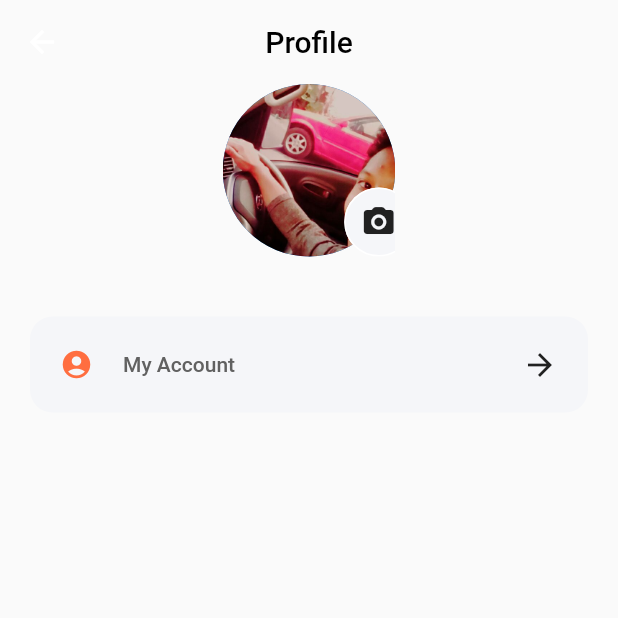
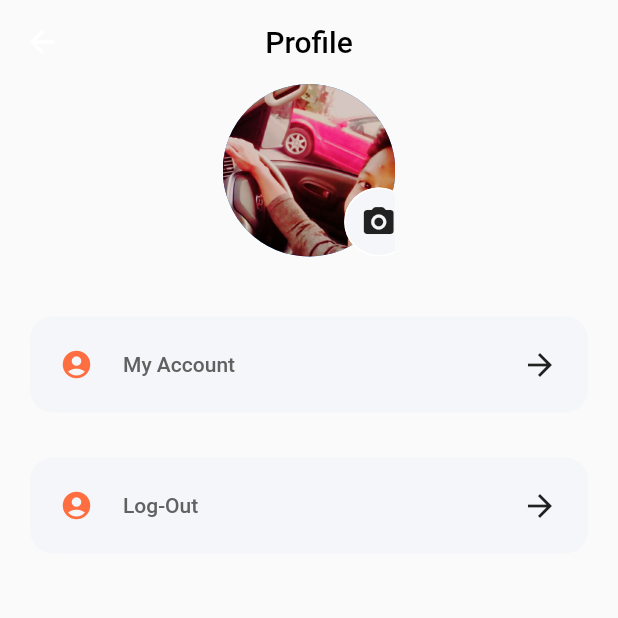
Before and after one commit to kenmasi14/EvaluerApp-Flutter, a Flutter app: the UsersScreen screen opened directly, on a phone screen of 412 x 824 dp, the top half of it. Run offline on Flutter 3.47's test engine with Material 2 defaults, Android fonts, the phone set to English and light mode, and no system bars; our stand-ins replace carousel_pro, cloud_firestore, firebase_auth, firebase_core; accounts and stored records are empty; network calls fail.

Commit message:
Update March 27, 2021

```diff
--- a/lib/api/locating.dart
+++ b/lib/api/locating.dart
@@ -1,10 +1,14 @@
 import 'package:firebase_auth/firebase_auth.dart';
 
-class AuthenticanService {
+class AuthenticationService {
   final FirebaseAuth _firebaseAuth;
 
-  AuthenticanService(this._firebaseAuth);
+  AuthenticationService(this._firebaseAuth);
   Stream<User> get authStateChanges => _firebaseAuth.authStateChanges();
+
+  Future<void> signOut() async{
+    await _firebaseAuth.signOut();
+  }
 
   Future<String> signIn({String email, String password}) async{
     try {
@@ -12,7 +16,7 @@ class AuthenticanService {
       return "Signed In";
 
     } on FirebaseAuthException catch (e) {
-      return 'Error Password';
+      return e.message;
     }
 
   }
@@ -20,7 +24,7 @@ class AuthenticanService {
     try {
       await _firebaseAuth.createUserWithEmailAndPassword(email: email, password: password);
       return "Signed Up";
-    } catch (e) {
+    } on FirebaseAuthException catch (e) {
       return e.message;
     }
 
--- a/lib/pages/profile_page.dart
+++ b/lib/pages/profile_page.dart
@@ -1,4 +1,7 @@
+import 'package:evaluer_app/api/locating.dart';
 import 'package:flutter/material.dart';
+import 'package:provider/provider.dart';
+import 'package:firebase_auth/firebase_auth.dart';
 
 class UsersScreen extends StatelessWidget {
   @override
@@ -36,6 +39,35 @@ class UsersScreen extends StatelessWidget {
                     Expanded(
                       child: Text(
                         'My Account',
+                        style: TextStyle(color: Colors.grey[700]),
+                      ),
+                    ),
+                    Icon(Icons.arrow_forward)
+                  ],
+                )),
+          ),
+          SizedBox(height: 5),
+          Padding(
+            padding: const EdgeInsets.symmetric(horizontal: 20, vertical: 5),
+            child: FlatButton(
+                padding: EdgeInsets.all(20),
+                shape: RoundedRectangleBorder(
+                    borderRadius: BorderRadius.circular(15)),
+                color: Color(0xFFF5F6F9),
+                onPressed: () {
+                  context.read<AuthenticationService>().signOut();
+                },
+                child: Row(
+                  children: <Widget>[
+                    Icon(
+                      Icons.account_circle_rounded,
+                      size: 22,
+                      color: Colors.deepOrangeAccent,
+                    ),
+                    SizedBox(width: 20),
+                    Expanded(
+                      child: Text(
+                        'Log-Out',
                         style: TextStyle(color: Colors.grey[700]),
                       ),
                     ),
```
Also changed, not shown: lib/Widget/nav.dart (+51 -4 lines), lib/main.dart (+8 -6 lines), lib/pages/details_screen.dart (+38 -1 lines), lib/pages/login_page.dart (+5 -4 lines).
